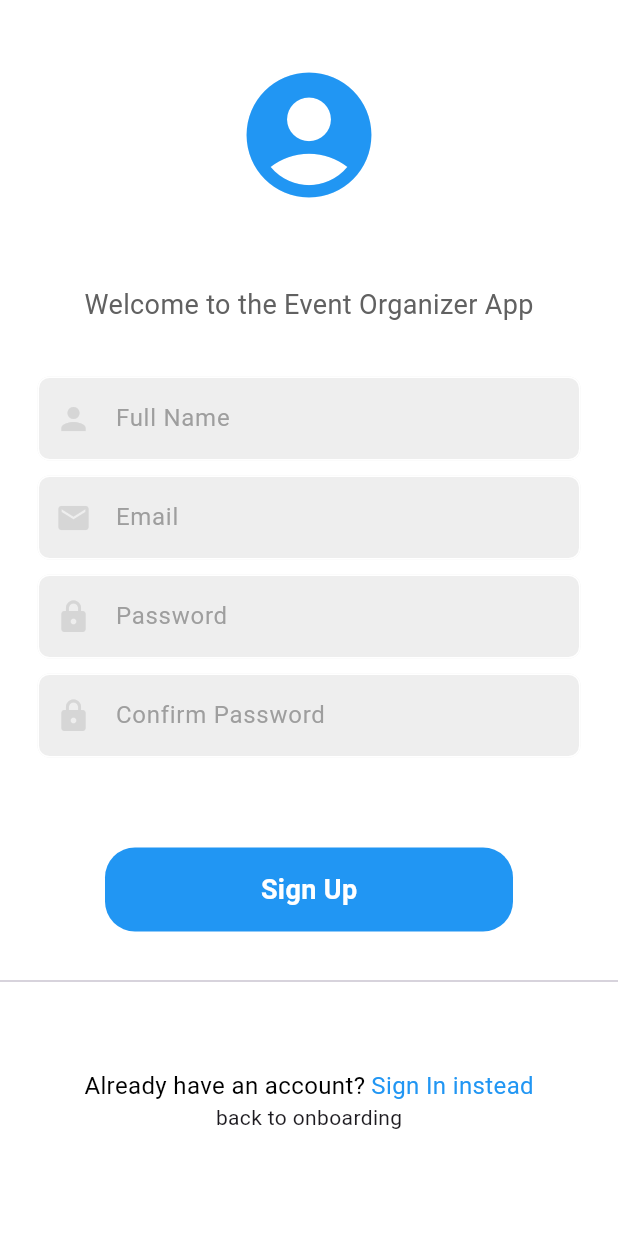
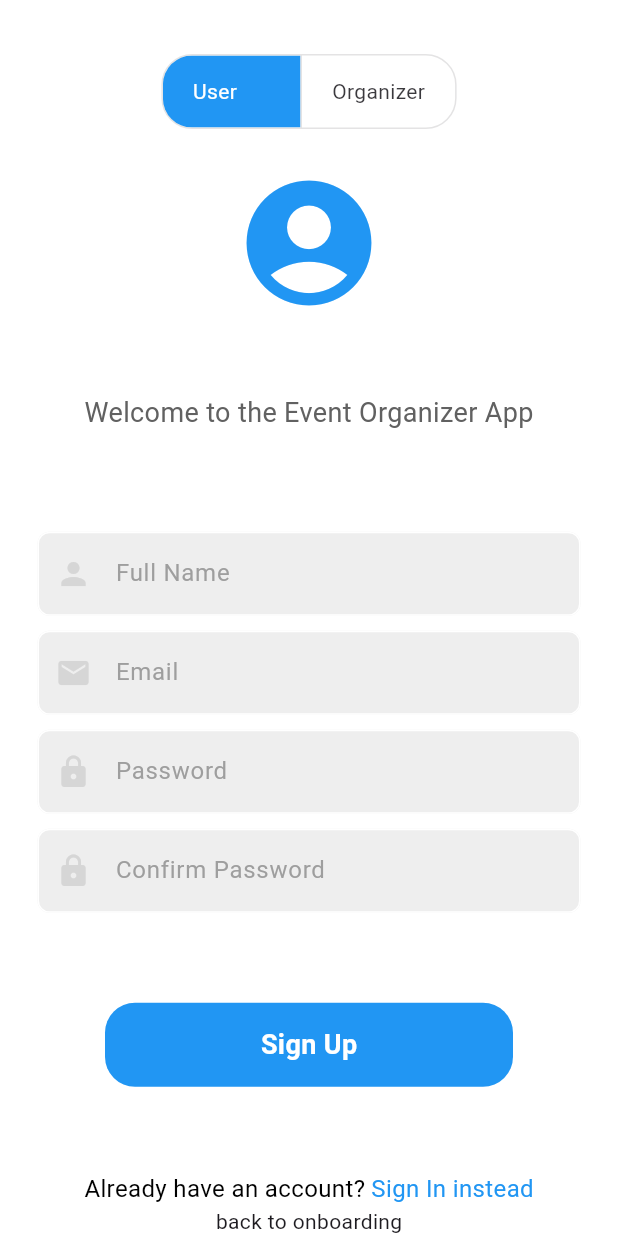
Before and after one commit to avillann00/event-organizer, a Flutter app: the RegisterPage screen opened by its route, on a phone screen of 412 x 824 dp. Run offline on Flutter 3.47's test engine with Material 3 defaults, Android fonts, the phone set to English and light mode, and no system bars; our stand-ins replace geolocator, google_maps_flutter, lottie, smooth_page_indicator.

Commit message:
feat(Register): Created organizer register page
features:
- Organized into forms
- Added a slider at the top of the register page
- Organizer registration is complete with its API route

```diff
--- /dev/null
+++ b/mobile/lib/forms/user_register_form.dart
@@ -0,0 +1,126 @@
+import 'package:flutter/material.dart';
+import '../components/auth_textfields.dart';
+import '../components/auth_button.dart';
+import 'package:mobile/pages/onboarding_screen.dart';
+import 'package:http/http.dart' as http;
+import 'dart:convert';
+import 'dart:async';
+
+class UserRegistrationForm extends StatefulWidget{
+  const UserRegistrationForm({Key? key}) : super(key: key);
+
+  @override
+  State<UserRegistrationForm> createState() => _UserRegistrationFormState();
+}
+
+class _UserRegistrationFormState extends State<UserRegistrationForm>{
+
+  final nameController = TextEditingController();
+  final emailController = TextEditingController();
+  final passwordController = TextEditingController();
+  final passwordAgainController = TextEditingController();
+
+  @override
+  void dispose(){
+    nameController.dispose();
+    emailController.dispose();
+    passwordController.dispose();
+    passwordAgainController.dispose();
+
+    super.dispose();
+  }
+
+  Future<void> signUpUser(BuildContext context) async{
+    if(nameController.text == '' || emailController.text == '' || passwordController.text == '' || passwordAgainController.text == ''){
+      ScaffoldMessenger.of(context).showSnackBar(
+        SnackBar(content: Text("Please fill in all fields"))
+      );
+      debugPrint('missing fields');
+      return;
+    }
+
+    if(passwordController.text != passwordAgainController.text){
+      ScaffoldMessenger.of(context).showSnackBar(
+        SnackBar(content: Text("Passwords do not match, please try again"))
+      );
+      debugPrint('passwords do not match');
+      return;
+    }
+
+    final response = await http.post(
+      Uri.parse('http://127.0.0.1:5000/api/users/register/user'),
+      headers: {'Content-Type': 'application/json'},
+      body: jsonEncode({
+        'name': nameController.text,
+        'email': emailController.text,
+        'password': passwordController.text,
+        'confirmPassword': passwordAgainController.text
+      })
+    );
+
+    if (!context.mounted) return;
+
+    if(response.statusCode == 200 || response.statusCode == 201){
+      debugPrint('user registered: ${response.body}');
+      Navigator.pushNamed(context, '/userHomePage');
+    }
+    else{
+      ScaffoldMessenger.of(context).showSnackBar(
+        SnackBar(content: Text("Registration failed"))
+      );
+      debugPrint('registration failed: ${response.body}');
+    }
+  }
+
+  @override
+  Widget build(BuildContext context){
+    return SingleChildScrollView(
+      child: Center(
+        child: Column(
+          mainAxisAlignment: MainAxisAlignment.center,
+          children: [
+            SizedBox(height: 35),
+
+            AuthTextFields(
+              controller: nameController,
+              hintText: 'Full Name',
+              obscureText: false,
+              icon: Icons.person,
+            ),
+
+            SizedBox(height: 10),
+            AuthTextFields(
+              controller: emailController,
+              hintText: 'Email',
+              obscureText: false,
+              icon: Icons.email,
+            ),
+
+            SizedBox(height: 10),
+            AuthTextFields(
+              controller: passwordController,
+              hintText: 'Password',
+              obscureText: true,
+              icon: Icons.lock,
+            ),
+
+            SizedBox(height: 10),
+            AuthTextFields(
+              controller: passwordAgainController,
+              hintText: 'Confirm Password',
+              obscureText: true,
+              icon: Icons.lock,
+            ),
+
+            SizedBox(height: 60),
+            AuthButton(
+              onTap: () => signUpUser(context),
+              label: 'Sign Up',
+            ),
+
+            SizedBox(height: 25),
+        ]),
+      ),
+    );
+  }
+}
--- a/mobile/lib/pages/register_page.dart
+++ b/mobile/lib/pages/register_page.dart
@@ -5,75 +5,61 @@ import 'package:mobile/pages/onboarding_screen.dart';
 import 'package:http/http.dart' as http;
 import 'dart:convert';
 import 'dart:async';
+import '../forms/user_register_form.dart';
+import '../forms/organizer_register_form.dart';
 
-class RegisterPage extends StatelessWidget {
-  RegisterPage({super.key});
+class RegisterPage extends StatefulWidget {
+  const RegisterPage({super.key});
 
-  final nameController = TextEditingController();
-  final emailController = TextEditingController();
-  final passwordController = TextEditingController();
-  final passwordAgainController = TextEditingController();
-
-  Future<void> signUpUser(BuildContext context) async{
-    if(nameController.text == '' || emailController.text == '' || passwordController.text == '' || passwordAgainController.text == ''){
-      ScaffoldMessenger.of(context).showSnackBar(
-        SnackBar(content: Text("Please fill in all fields"))
-      );
-      debugPrint('missing fields');
-      return;
+  @override
+  State<RegisterPage> createState() => _RegisterPageState();
 }
 
-    if(passwordController.text != passwordAgainController.text){
-      ScaffoldMessenger.of(context).showSnackBar(
-        SnackBar(content: Text("Passwords do not match, please try again"))
-      );
-      debugPrint('passwords do not match');
-      return;
-    }
-
-    final response = await http.post(
-      Uri.parse('http://64.23.213.176:5000/api/users/register/user'),
-      headers: {'Content-Type': 'application/json'},
-      body: jsonEncode({
-        'name': nameController.text,
-        'email': emailController.text,
-        'password': passwordController.text,
-        'confirmPassword': passwordAgainController.text
-      })
-    );
-
-    if (!context.mounted) return;
-
-    if(response.statusCode == 200 || response.statusCode == 201){
-      debugPrint('user registered: ${response.body}');
-      Navigator.pushNamed(context, '/userHomePage');
-    }
-    else{
-      ScaffoldMessenger.of(context).showSnackBar(
-        SnackBar(content: Text("Registration failed"))
-      );
-      debugPrint('registration failed: ${response.body}');
-    }
-  }
+class _RegisterPageState extends State<RegisterPage> {
+  bool isOrganizer = false;
 
   @override
   Widget build(BuildContext context){
     return Scaffold(
       backgroundColor: Colors.white,
-      body: SafeArea(
-        child: SingleChildScrollView(
-          child: Center(
-            child: Column(
-              mainAxisAlignment: MainAxisAlignment.center,
+      body: Column(
         children: [
-                SizedBox(height: 40),
+          const SizedBox(height: 20),
+
+          Padding(
+            padding: const EdgeInsets.all(16.0),
+            child: ToggleButtons(
+              borderRadius: BorderRadius.circular(20),
+              fillColor: Colors.blue,
+              selectedColor: Colors.white,
+              isSelected: [!isOrganizer, isOrganizer],
+              onPressed: (index){
+                setState((){
+                  isOrganizer = index == 1;
+                });
+              },
+              children: const [
+                Padding(
+                  padding: EdgeInsets.symmetric(horizontal: 20),
+                  child: Text('User      ')
+                ),
+                Padding(
+                  padding: EdgeInsets.symmetric(horizontal: 20),
+                  child: Text('Organizer')
+                )
+              ]
+            )
+          ),
+
+          const SizedBox(height: 10),
+
           Icon(
             Icons.account_circle,
             size: 100,
             color: Colors.blue,
           ),
 
-                SizedBox(height: 50),
+          const SizedBox(height: 50),
 
           Text(
             "Welcome to the Event Organizer App",
@@ -83,52 +69,25 @@ class RegisterPage extends StatelessWidget {
             ),
           ),
 
-                SizedBox(height: 35),
+          Expanded(
+            child: AnimatedSwitcher(
+              duration: const Duration(milliseconds: 400),
+              transitionBuilder: (Widget child, Animation<double> animation){
+                final offsetAnimation = Tween<Offset>(
+                  begin: const Offset(1.0, 0.0),
+                  end: Offset.zero
+                ).animate(animation);
 
-                AuthTextFields(
-                  controller: nameController,
-                  hintText: 'Full Name',
-                  obscureText: false,
-                  icon: Icons.person,
+                return SlideTransition(
+                  position: offsetAnimation,
+                  child: child
+                );
+              },
+              child: isOrganizer
+                ? const OrganizerRegistrationForm(key: ValueKey('organizer'))
+                : const UserRegistrationForm(key: ValueKey('user'))
+            )
           ),
-
-                SizedBox(height: 10),
-                AuthTextFields(
-                  controller: emailController,
-                  hintText: 'Email',
-                  obscureText: false,
-                  icon: Icons.email,
-                ),
-
-                SizedBox(height: 10),
-                // password textfield
-                AuthTextFields(
-                  controller: passwordController,
-                  hintText: 'Password',
-                  obscureText: true,
-                  icon: Icons.lock,
-                ),
-
-                SizedBox(height: 10),
-                // password textfield
-                AuthTextFields(
-                  controller: passwordAgainController,
-                  hintText: 'Confirm Password',
-                  obscureText: true,
-                  icon: Icons.lock,
-                ),
-
-                SizedBox(height: 60),
-                AuthButton(
-                  onTap: () => signUpUser(context),
-                  label: 'Sign Up',
-                ),
-
-                SizedBox(height: 25),
-
-                Divider(),
-
-                SizedBox(height: 50),
 
           Row(
             mainAxisAlignment: MainAxisAlignment.center,
@@ -158,7 +117,6 @@ class RegisterPage extends StatelessWidget {
             ],
           ),
           const SizedBox(width: 4),
-                    // temporary routing back to onbaording
           GestureDetector(
             onTap: () {
               Navigator.push(
@@ -172,10 +130,8 @@ class RegisterPage extends StatelessWidget {
             },
             child: Text('back to onboarding')
           ),
-            ]),
-          ),
-        ),
-      ),
+        ]
+      )
     );
   }
 }
```
Also changed, not shown: mobile/lib/forms/organizer_register_form.dart (added, +121 -0 lines). Lines whose indentation alone changed are shown as unchanged.
